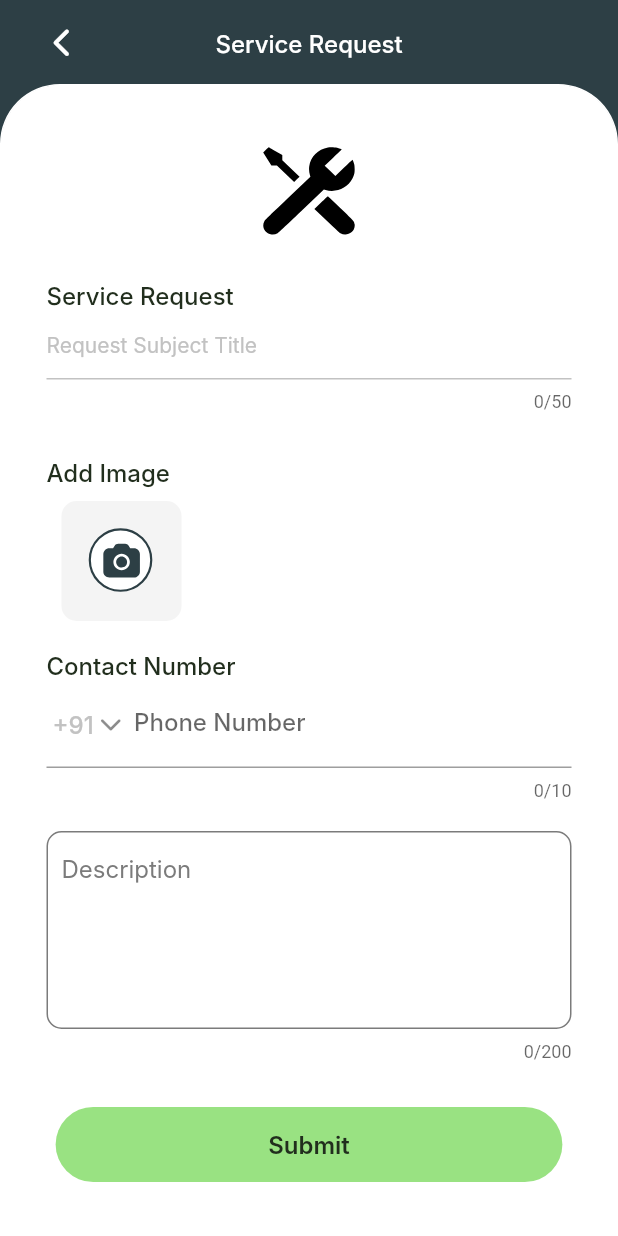
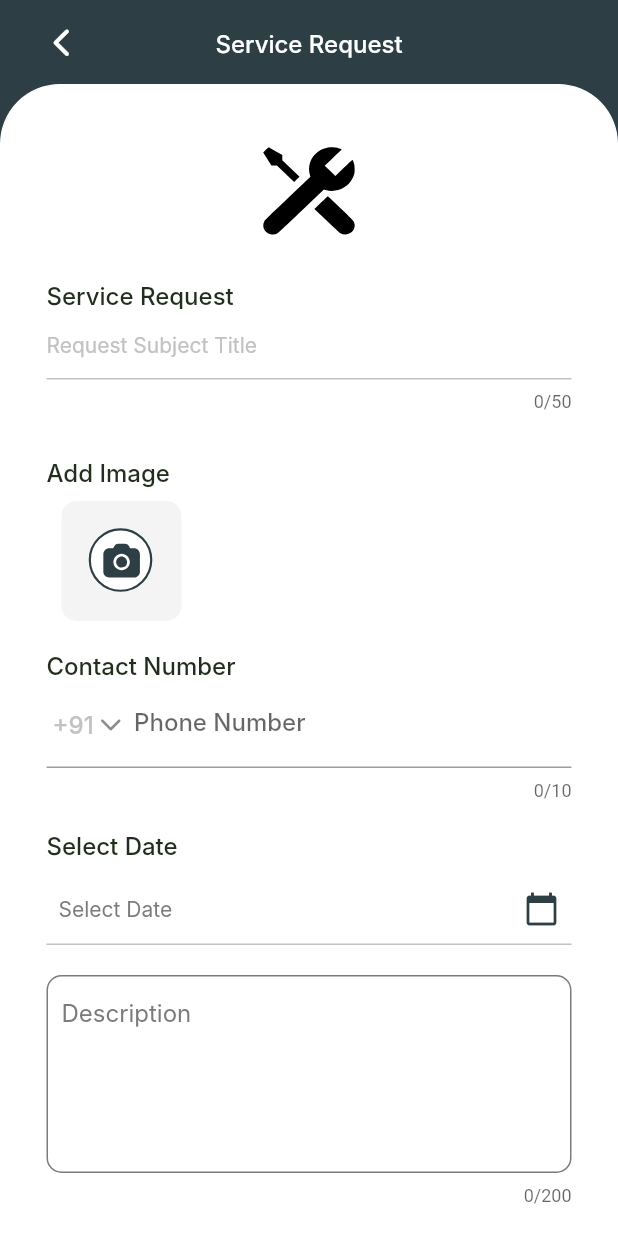
Before and after one commit to thecompletesoftech/SteamHouse, a Flutter app: the AddComplain screen opened by its route, on a phone screen of 412 x 824 dp. Run offline on Flutter 3.47's test engine with Material 2 defaults, Android fonts, the light colour scheme and no system bars; drawn by our look-alikes of intl_phone_field; our stand-ins replace animated_splash_screen, cached_network_image, firebase_core, firebase_messaging, flutter_local_notifications, flutter_rating_bar and 7 more; missing offline and left inert: flutter_phone_direct_caller, maps_launcher; accounts and stored records are empty; Roboto replaces fonts that are missing (Inter); statements that could not run were skipped.

Commit message:
Date Picker added

```diff
--- a/lib/Screens/Complain/AddComplain.dart
+++ b/lib/Screens/Complain/AddComplain.dart
@@ -1,4 +1,6 @@
 import 'dart:io';
+import 'package:flutter/cupertino.dart';
+import 'package:intl/intl.dart';
 import 'package:steamhouse/config/Import.dart';
 
 class AddComplain extends StatefulWidget {
@@ -13,6 +15,7 @@ class _AddComplainState extends State<AddComplain> {
   final _formKey = GlobalKey<FormState>();
   // List<XFile>? ComplainImage;
   final box = GetStorage();
+  var selectdate;
   @override
   void initState() {
     complainController.phone.text = box.read('phone');
@@ -220,6 +223,49 @@ class _AddComplainState extends State<AddComplain> {
                           SizedBox(
                             height: 20,
                           ),
+                          Textfield().text(
+                              'selectdate'.tr,
+                              TextStyles.withColor(
+                                  TextStyles.mw50016, DarkText)),
+                          SizedBox(
+                            height: 10,
+                          ),
+                          GestureDetector(
+                            onTap: (() async {
+                              await selectDatepicker(context, 0);
+                            }),
+                            child: Container(
+                              padding: EdgeInsets.all(8.0),
+                              decoration: BoxDecoration(
+                                border: Border(
+                                    bottom:
+                                        BorderSide(width: 1.0, color: Gray)),
+                              ),
+                              child: Row(
+                                mainAxisAlignment:
+                                    MainAxisAlignment.spaceBetween,
+                                children: [
+                                  Textfield().text(
+                                      selectdate == null
+                                          ? "selectdate".tr
+                                          : selectdate.toString(),
+                                      TextStyles.withColor(
+                                          TextStyles.mn14,
+                                          selectdate == null
+                                              ? ReviewHint
+                                              : DarkText),
+                                      TextAlign.center),
+                                  Icon(
+                                    Icons.calendar_today,
+                                    color: PrimaryColor,
+                                  )
+                                ],
+                              ).paddingSymmetric(vertical: 3),
+                            ),
+                          ),
+                          SizedBox(
+                            height: 20,
+                          ),
                           TextBoxwidget(
                             validator: (value) {
                               if (value == null || value.isEmpty) {
@@ -283,4 +329,54 @@ class _AddComplainState extends State<AddComplain> {
       });
     }
   }
+
+  selectDatepicker(cntxt, mode) async {
+    // var selectedDate;
+    if (Platform.isAndroid) {
+      final DateTime? pickedDate = await showDatePicker(
+        initialDate: DateTime.now().add(Duration(days: 1)),
+        firstDate: DateTime.now().add(Duration(days: 1)),
+        lastDate: DateTime(2100),
+        context: Get.context!,
+        initialEntryMode: DatePickerEntryMode.calendarOnly,
+      );
+      if (pickedDate != null) {
+        setState(() {
+          selectdate = DateFormat("yyyy-MM-dd").format(pickedDate);
+        });
+      }
+    } else {
+      showCupertinoModalPopup(
+          context: cntxt,
+          builder: (_) => Container(
+                height: 190,
+                color: Color.fromARGB(255, 255, 255, 255),
+                child: Column(
+                  children: [
+                    Container(
+                      height: 180,
+                      child: CupertinoDatePicker(
+                          mode: mode == 0
+                              ? CupertinoDatePickerMode.date
+                              : CupertinoDatePickerMode.time,
+                          initialDateTime: DateTime.now(),
+                          minimumDate: DateTime(
+                              DateTime.now().year, DateTime.now().month),
+                          maximumDate: DateTime(2100),
+                          onDateTimeChanged: (val) {
+                            // print()
+                            setState(() {
+                              selectdate = DateFormat("yyyy-MM-dd").format(val);
+                            });
+                            // selectedDate = val;
+                            // print(val.toString());
+                            // var Date = DateFormat("yyyy-MM-dd")
+                            //     .format(selectedDate.value);
+                          }),
+                    ),
+                  ],
+                ),
+              ));
+    }
+  }
 }
--- a/lib/SplashScreen.dart
+++ b/lib/SplashScreen.dart
@@ -1,6 +1,7 @@
 import 'package:flutter/material.dart';
 import 'package:steamhouse/NoInternet.dart';
 import 'package:get_storage/get_storage.dart';
+import 'package:steamhouse/Screens/Complain/AddComplain.dart';
 import 'package:steamhouse/config/string.dart';
 import 'package:firebase_core/firebase_core.dart';
 import 'package:steamhouse/Screens/Login/Login.dart';
@@ -23,6 +24,7 @@ class _SplashScreenState extends State<SplashScreen> {
   @override
   void initState() {
     Firebase();
+    super.initState();
   }
 
   Firebase() async {
@@ -31,7 +33,6 @@ class _SplashScreenState extends State<SplashScreen> {
       print('YAY! Free cute dog pics!');
       PushNotificationService().setupInteractedMessage();
       await GetFirebasetoken().getfirebasetoken();
-      super.initState();
     } else {
       setState(() {
         nointernet = true;
@@ -52,7 +53,7 @@ class _SplashScreenState extends State<SplashScreen> {
               ? BottomnavigationBar(
                   usertype: 1,
                 )
-              : Login()
+              : AddComplain()
           : NoInternet(),
       splashTransition: SplashTransition.scaleTransition,
       backgroundColor: Colors.white,
--- a/lib/config/LocalString.dart
+++ b/lib/config/LocalString.dart
@@ -137,6 +137,7 @@ class Localstring extends Translations {
           "changepassword": "Change password",
           "address": "Address",
           "save": "Save",
+          "selectdate": "Select Date",
         },
       };
 }
```
